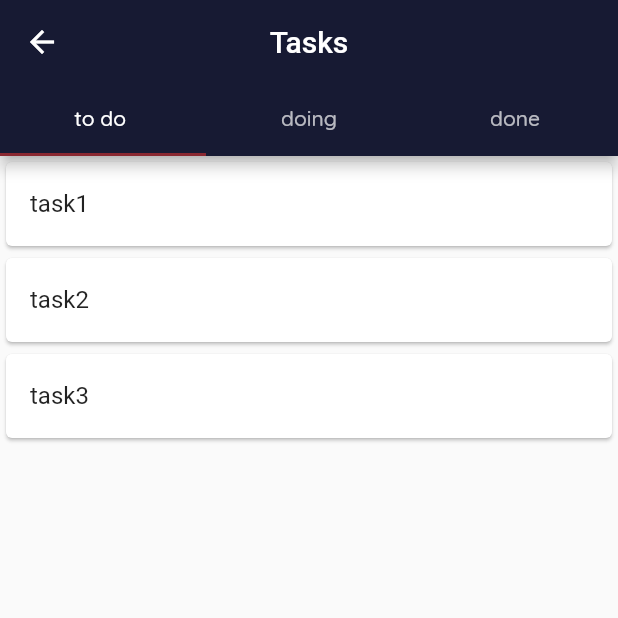
After one commit to HunYan-io/jei-project-manager-app, a Flutter app: the TasksScreen screen opened directly, on a phone screen of 412 x 824 dp, the top half of it. The commit adds this screen. Run offline on Flutter 3.47's test engine with Material 2 defaults, Android fonts, the phone set to English and light mode, and no system bars; drawn by our look-alikes of focused_menu; our stand-ins replace device_preview, flutter_secure_storage; accounts and stored records are empty; statements that could not run were skipped.

Commit message:
Tasks screen (#1)
* added tasks screen

* added focused pop up

* added focused pop up  and modified add button

* optimizing code

* added tasks route to main

* added admin

Co-authored-by: Heni Yangui <heni.yangui@insat.ucar.tn>

```diff
--- a/lib/main.dart
+++ b/lib/main.dart
@@ -1,9 +1,10 @@
 import 'package:device_preview/device_preview.dart';
 import 'package:flutter/material.dart';
+
 import 'package:jei_project_manager_app/screens/add_project_screen.dart';
 import 'package:jei_project_manager_app/screens/projects_screen.dart';
-
 import 'package:jei_project_manager_app/screens/signup_screen.dart';
+import 'package:jei_project_manager_app/screens/tasks_screen.dart';
 import 'package:jei_project_manager_app/services/auth_service.dart';
 import 'package:jei_project_manager_app/utilities/theme.dart';
 import 'package:jei_project_manager_app/screens/login_screen.dart';
@@ -49,6 +50,7 @@ class MyApp extends StatelessWidget {
       routes: {
         '/login': (context) => const LoginScreen(),
         '/signup': (context) => const SignupScreen(),
+        '/tasks': (context) => TasksScreen()
         '/projects': (context) => ProjectsScreen(),
         '/projects/add': (context) => const AddProjectScreen()
       },
--- /dev/null
+++ b/lib/models/Task.dart
@@ -0,0 +1,13 @@
+class Task {
+late String name;
+late String project;
+late String description;
+late String deadline;
+
+  Task({
+    required this.name,
+    required this.project,
+    required this.description,
+    required this.deadline,
+});
+}
--- a/lib/screens/login_screen.dart
+++ b/lib/screens/login_screen.dart
@@ -82,7 +82,7 @@ class _LoginScreenState extends State<LoginScreen> {
     authService
         .login(_usernameController.text, _passwordController.text)
         .then((_) {
-      Navigator.of(context).pushReplacementNamed("/projects");
+      Navigator.of(context).pushReplacementNamed("/tasks");
     }).catchError((e) {
       switch (e.message) {
         case "invalid_username":
--- /dev/null
+++ b/lib/screens/tasks_screen.dart
@@ -0,0 +1,72 @@
+import 'package:flutter/material.dart';
+import 'package:jei_project_manager_app/models/Task.dart';
+import 'package:jei_project_manager_app/services/auth_service.dart';
+import 'package:jei_project_manager_app/widgets/task_tab.dart';
+
+class TasksScreen extends StatelessWidget {
+  TasksScreen({Key? key}) : super(key: key);
+
+  List<Task> data = [
+    Task(
+        name: 'task1',
+        project: "project",
+        description: "description",
+        deadline: "deadline"),
+    Task(
+        name: 'task2',
+        project: "project",
+        description: "description",
+        deadline: "deadline"),
+    Task(
+        name: 'task3',
+        project: "project",
+        description: "description",
+        deadline: "deadline"),
+  ];
+  @override
+  Widget build(BuildContext context) => DefaultTabController(
+        length: 3,
+        child: Scaffold(
+          appBar: AppBar(
+            title: Text('Tasks'),
+            centerTitle: true,
+            backgroundColor: Color(0xff171a33),
+            leading: IconButton(
+              icon: Icon(Icons.arrow_back),
+              onPressed: () {},
+            ),
+            bottom: TabBar(tabs: [
+              Tab(
+                text: 'to do ',
+              ),
+              Tab(
+                text: 'doing',
+              ),
+              Tab(text: 'done'),
+            ]),
+          ),
+          body: TabBarView(
+            children: [
+              TaskTab(
+                tasks: data,
+                location: 'to do',
+                moveToStatus: ['doing', 'done'],
+                admin: authService.isAdmin,
+              ),
+              TaskTab(
+                tasks: data,
+                location: 'doing',
+                moveToStatus: ['to do', 'done'],
+                admin: authService.isAdmin,
+              ),
+              TaskTab(
+                tasks: data,
+                location: 'done',
+                moveToStatus: ['to do', 'doing'],
+                admin: authService.isAdmin,
+              ),
+            ],
+          ),
+        ),
+      );
+}
--- /dev/null
+++ b/lib/widgets/task_tab.dart
@@ -0,0 +1,134 @@
+import 'package:flutter/material.dart';
+import 'package:focused_menu/focused_menu.dart';
+import 'package:jei_project_manager_app/models/Task.dart';
+import 'package:focused_menu/modals.dart';
+
+class TaskTab extends StatefulWidget {
+  bool admin = false;
+  List<Task> tasks;
+  String location = '';
+  List<String> moveToStatus;
+  TaskTab(
+      {Key? key,
+      required this.tasks,
+      required this.location,
+      required this.moveToStatus,
+      required this.admin,
+      })
+      : super(key: key);
+
+  @override
+  _taskTabState createState() => _taskTabState();
+}
+
+class _taskTabState extends State<TaskTab> {
+  Task input = Task(
+      name: '',
+      project: "project",
+      description: "description",
+      deadline: "deadline");
+
+  @override
+  Widget build(BuildContext context) {
+    return Scaffold(
+
+      floatingActionButton:widget.admin ? ElevatedButton(
+        style: ElevatedButton.styleFrom(
+          minimumSize: Size(90, 30),
+          primary: Color(0xFF8a2831),
+          onPrimary: Colors.white,
+          side: BorderSide(
+            color: Color(0xFF8a2831),
+            width: 0,
+          ),
+        ),
+        onPressed: () {
+          showDialog(
+              context: context,
+              builder: (BuildContext context) {
+                return AlertDialog(
+                  shape: RoundedRectangleBorder(
+                      borderRadius: BorderRadius.circular(8)),
+                  title: Text("Add Todolist"),
+                  content: TextField(
+                    onChanged: (String value) {
+                      input.name = value;
+                    },
+                  ),
+                  actions: <Widget>[
+                    TextButton(
+                        onPressed: () {
+                          setState(() {
+                            widget.tasks.add(input);
+                          });
+                        },
+                        child: Text("Add"))
+                  ],
+                );
+              });
+        },
+        child: Padding(
+          padding: const EdgeInsets.all(8.0),
+          child: Text(
+            "Add",
+            style: TextStyle(fontSize: 20),
+          ),
+        ),
+      ):null,
+
+      body: ListView.builder(
+          itemCount: widget.tasks.length,
+          itemBuilder: (BuildContext context, int index) {
+            if(widget.admin)
+            {
+              return FocusedMenuHolder(
+                onPressed: () {},
+                menuWidth: MediaQuery.of(context).size.width * 0.3,
+                menuItems: <FocusedMenuItem>[
+                  for (var statusName in widget.moveToStatus)
+                    FocusedMenuItem(
+                        title: Text('move to $statusName'),
+                        onPressed: () {
+                          print(statusName);
+                        })
+                ],
+                child: Card(
+                    child: ListTile(
+                        title: Text(widget.tasks[index].name),
+                        trailing:
+                        IconButton(
+                            icon: Icon(
+                              Icons.close,
+                              color: Color(0xff8a2831),
+                            ),
+                            onPressed: () {
+                              setState(() {
+                                widget.tasks.removeAt(index);
+                              });
+                            }))),
+              );
+
+            }
+            else{
+              return FocusedMenuHolder(
+                onPressed: () {},
+                menuWidth: MediaQuery.of(context).size.width * 0.3,
+                menuItems: <FocusedMenuItem>[
+                  for (var statusName in widget.moveToStatus)
+                    FocusedMenuItem(
+                        title: Text('move to $statusName'),
+                        onPressed: () {
+                          print(statusName);
+                        })
+                ],
+                child: Card(
+                    child: ListTile(
+                        title: Text(widget.tasks[index].name),
+                        )
+                ),
+              );
+            }
+          }),
+    );
+  }
+}
--- a/pubspec.yaml
+++ b/pubspec.yaml
@@ -27,6 +27,7 @@ environment:
 # the latest version available on pub.dev. To see which dependencies have newer
 # versions available, run `flutter pub outdated`.
 dependencies:
+  focused_menu: ^1.0.0
   flutter:
     sdk: flutter
 
@@ -46,7 +47,7 @@ dev_dependencies:
   # encourage good coding practices. The lint set provided by the package is
   # activated in the `analysis_options.yaml` file located at the root of your
   # package. See that file for information about deactivating specific lint
-  # rules and activating additional ones.
+
   flutter_lints: ^1.0.0
 
 # For information on the generic Dart part of this file, see the
```
Also changed, not shown: pubspec.lock, 1 other file.
